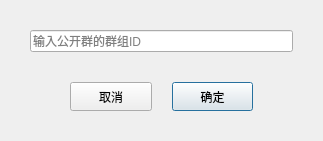
Qt form JChat/InputGroupId.ui (jpush/jchat-windows) before a commit.
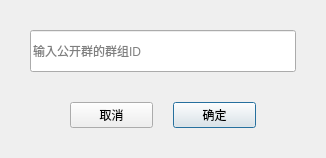
The same form after that commit.

```diff
--- a/JChat/InputGroupId.ui
+++ b/JChat/InputGroupId.ui
@@ -6,8 +6,8 @@
    <rect>
     <x>0</x>
     <y>0</y>
-    <width>323</width>
-    <height>141</height>
+    <width>326</width>
+    <height>157</height>
    </rect>
   </property>
   <property name="windowTitle">
@@ -31,6 +31,13 @@
    </property>
    <item>
     <widget class="QLineEdit" name="lineEdit">
+     <property name="styleSheet">
+      <string notr="true">QLineEdit
+{
+	min-height:40px;
+	max-height:40px;
+}</string>
+     </property>
      <property name="placeholderText">
       <string>输入公开群的群组ID</string>
      </property>
```
